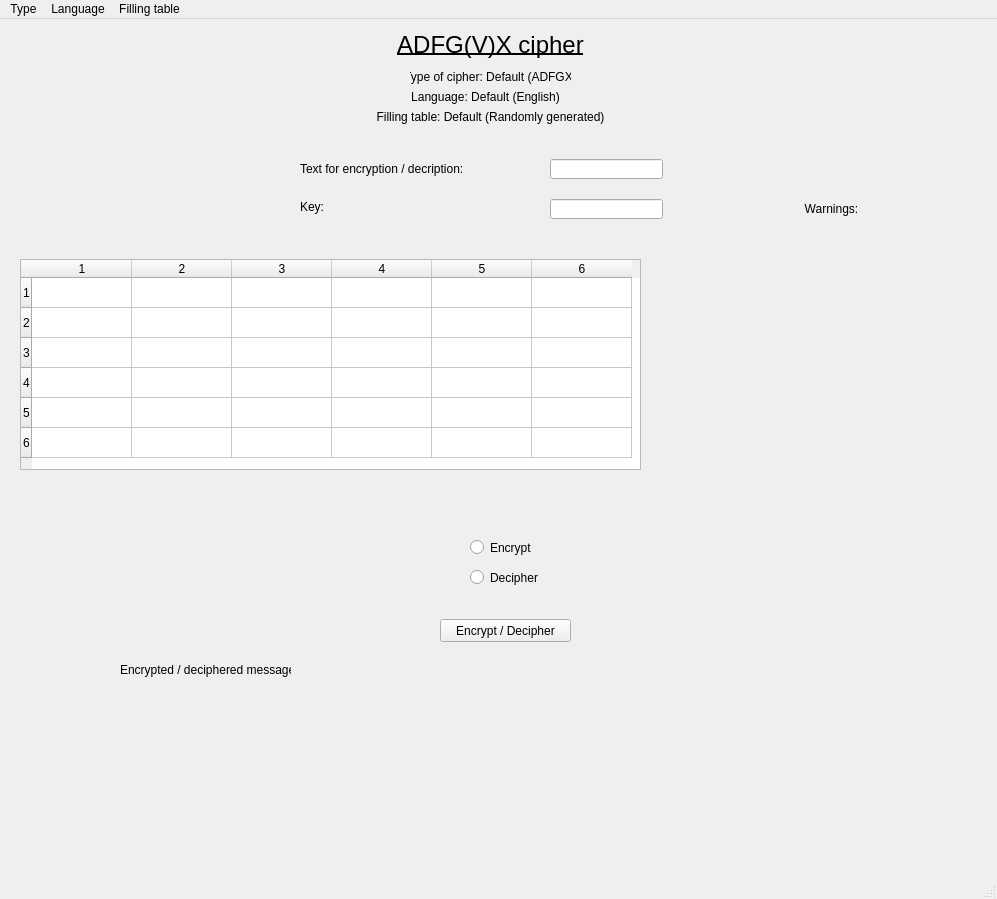
The window that 3_ADFGVX_cipher/gui.ui (kisar18/Cryptology_exercises) describes before a commit, drawn with Qt 5.
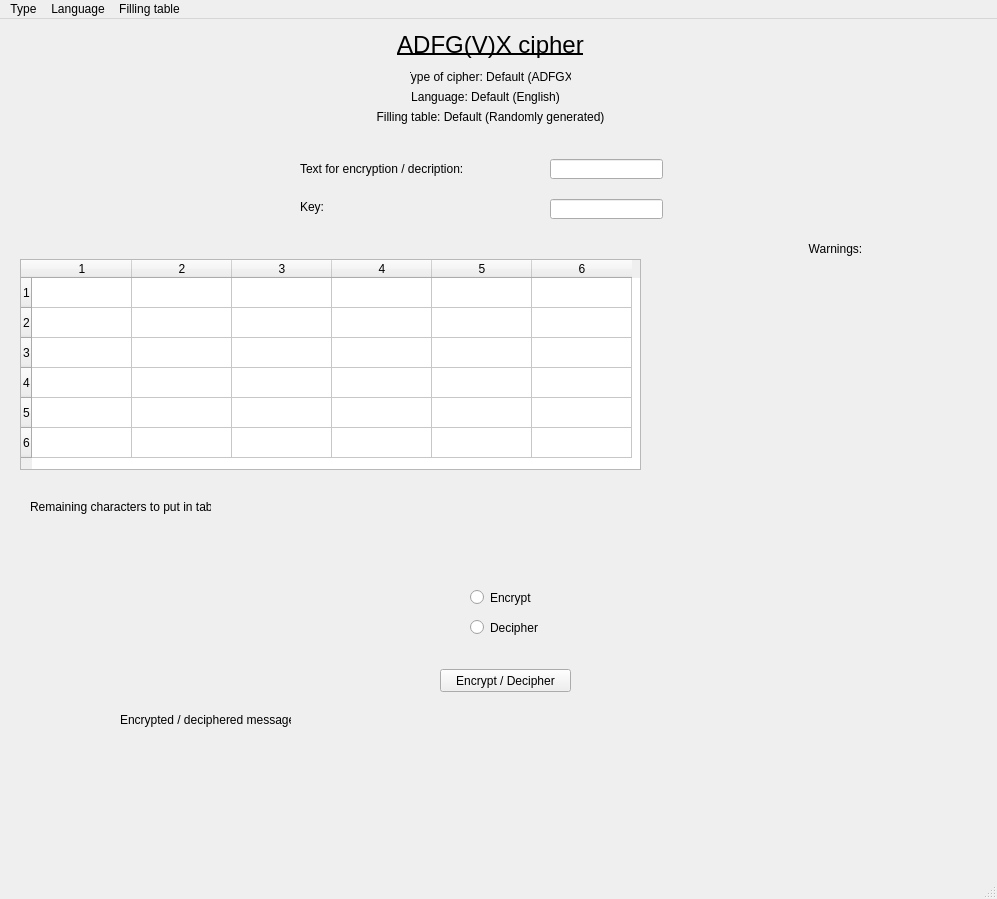
The same window after the commit.

What changed in the file:
```diff
--- a/3_ADFGVX_cipher/gui.ui
+++ b/3_ADFGVX_cipher/gui.ui
@@ -114,7 +114,7 @@
     <property name="geometry">
      <rect>
       <x>120</x>
-      <y>640</y>
+      <y>690</y>
       <width>171</width>
       <height>21</height>
      </rect>
@@ -127,7 +127,7 @@
     <property name="geometry">
      <rect>
       <x>310</x>
-      <y>640</y>
+      <y>690</y>
       <width>611</width>
       <height>111</height>
      </rect>
@@ -136,7 +136,7 @@
      <string/>
     </property>
     <property name="alignment">
-     <set>Qt::AlignCenter</set>
+     <set>Qt::AlignHCenter|Qt::AlignTop</set>
     </property>
    </widget>
    <widget class="QLabel" name="language_label">
@@ -175,7 +175,7 @@
     <property name="geometry">
      <rect>
       <x>440</x>
-      <y>600</y>
+      <y>650</y>
       <width>131</width>
       <height>23</height>
      </rect>
@@ -219,8 +219,8 @@
    <widget class="QLabel" name="label_6">
     <property name="geometry">
      <rect>
-      <x>796</x>
-      <y>180</y>
+      <x>800</x>
+      <y>220</y>
       <width>71</width>
       <height>20</height>
      </rect>
@@ -236,7 +236,7 @@
     <property name="geometry">
      <rect>
       <x>470</x>
-      <y>520</y>
+      <y>570</y>
       <width>82</width>
       <height>17</height>
      </rect>
@@ -249,7 +249,7 @@
     <property name="geometry">
      <rect>
       <x>470</x>
-      <y>550</y>
+      <y>600</y>
       <width>82</width>
       <height>17</height>
      </rect>
@@ -258,6 +258,32 @@
      <string>Decipher</string>
     </property>
    </widget>
+   <widget class="QLabel" name="label_4">
+    <property name="geometry">
+     <rect>
+      <x>30</x>
+      <y>480</y>
+      <width>181</width>
+      <height>16</height>
+     </rect>
+    </property>
+    <property name="text">
+     <string>Remaining characters to put in table:</string>
+    </property>
+   </widget>
+   <widget class="QLabel" name="remaining">
+    <property name="geometry">
+     <rect>
+      <x>220</x>
+      <y>480</y>
+      <width>751</width>
+      <height>31</height>
+     </rect>
+    </property>
+    <property name="text">
+     <string/>
+    </property>
+   </widget>
   </widget>
   <widget class="QMenuBar" name="menubar">
    <property name="geometry">
```
